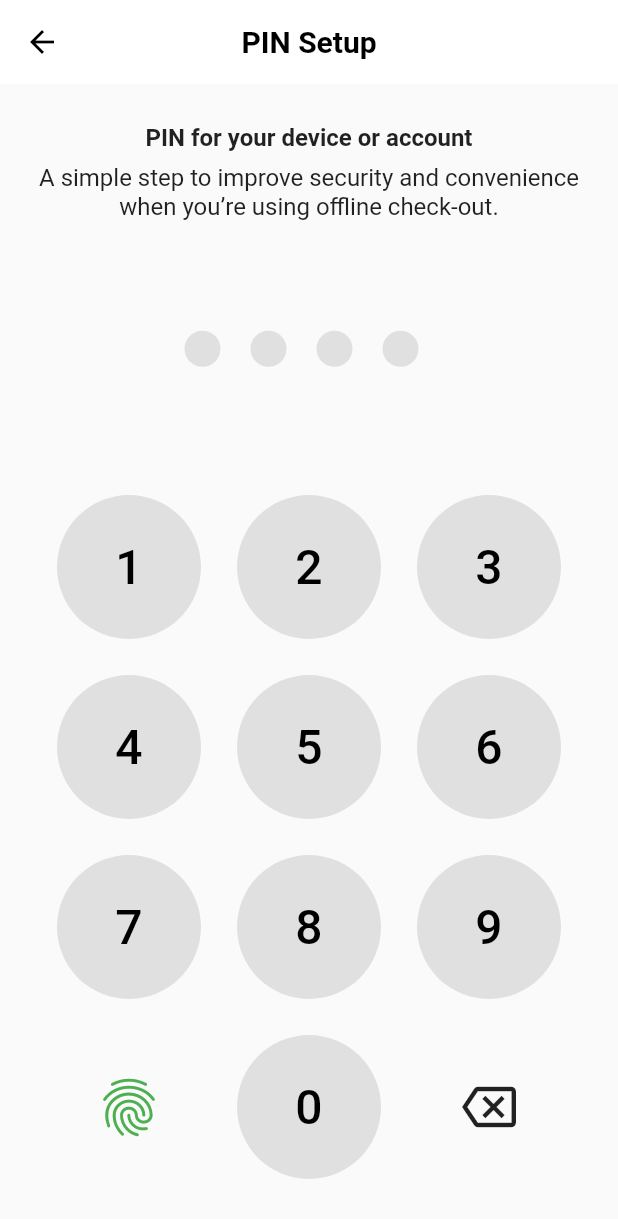
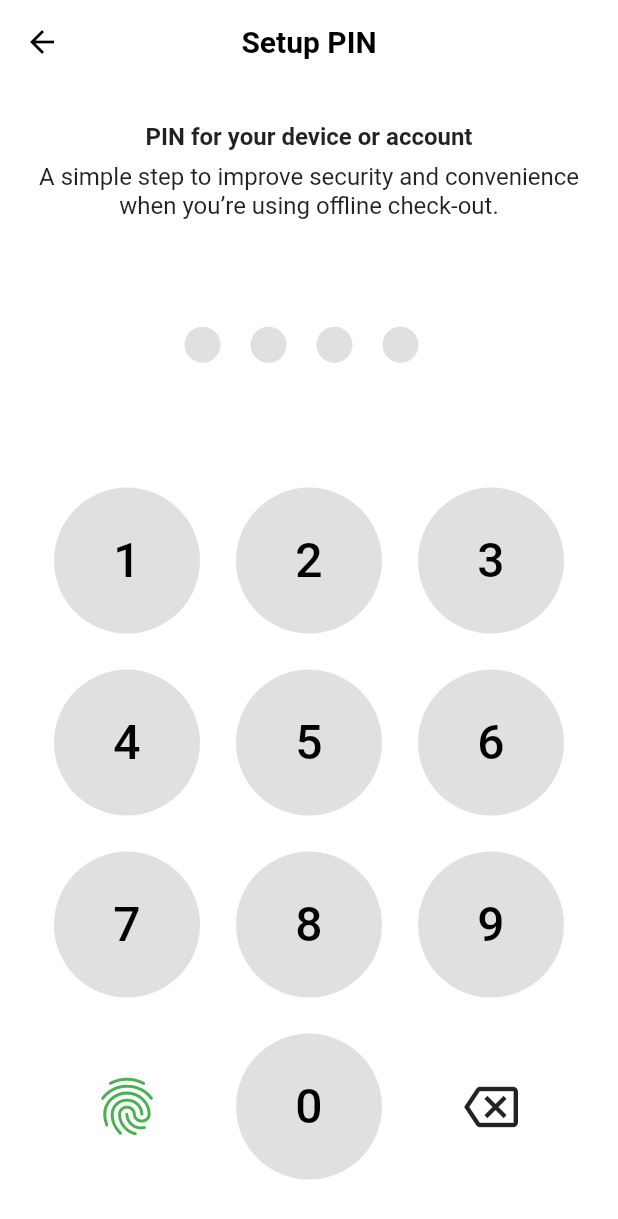
Before and after one commit to kakelay/SetUp_Pin_Custom, a Flutter app: the screen it shows after launch, on a phone screen of 412 x 824 dp. Shown: the top 1219 px of the screen. Run offline on Flutter 3.47's test engine with Material 2 defaults, Android fonts, the phone set to English and light mode, and no system bars.

Commit message:
update  horzental

```diff
--- a/lib/main.dart
+++ b/lib/main.dart
@@ -134,7 +134,7 @@ class _PinSetupPageState extends State<PinSetupPage>
           ),
         ),
         title: const Text(
-          'PIN Setup',
+          'Setup PIN',
           style: TextStyle(
             fontSize: 20,
             fontWeight: FontWeight.w700,
@@ -147,10 +147,11 @@ class _PinSetupPageState extends State<PinSetupPage>
             TextButton(onPressed: () {}, child: const Text('reset password'))
         ],
       ),
-      body: Padding(
-        padding: const EdgeInsets.all(26.0),
+      body: Container(
+        padding: const EdgeInsets.symmetric(horizontal: 24),
+        color: Colors.white,
         child: Column(
-          mainAxisAlignment: MainAxisAlignment.spaceBetween,
+          mainAxisAlignment: MainAxisAlignment.spaceEvenly,
           children: [
             const Column(
               children: [
@@ -163,9 +164,7 @@ class _PinSetupPageState extends State<PinSetupPage>
                   ),
                   textAlign: TextAlign.center,
                 ),
-                SizedBox(
-                  height: 8,
-                ),
+                SizedBox(height: 8),
                 Text(
                   'A simple step to improve security and convenience when you’re using offline check-out.',
                   style: TextStyle(
@@ -176,6 +175,7 @@ class _PinSetupPageState extends State<PinSetupPage>
                 ),
               ],
             ),
+            const SizedBox(height: 20),
             Row(
               mainAxisAlignment: MainAxisAlignment.center,
               children: [
@@ -209,7 +209,9 @@ class _PinSetupPageState extends State<PinSetupPage>
               ],
             ),
             if (isLocked)
-              const Text(
+              const SizedBox(
+                height: 20,
+                child: Text(
                   'Try again in 1 minute',
                   style: TextStyle(
                     color: Colors.red,
@@ -218,8 +220,9 @@ class _PinSetupPageState extends State<PinSetupPage>
                   ),
                   textAlign: TextAlign.center,
                 ),
-            Column(
-              children: [
+              )
+            else
+              const SizedBox(height: 20),
             GridView.count(
               crossAxisCount: 3,
               shrinkWrap: true,
@@ -248,8 +251,6 @@ class _PinSetupPageState extends State<PinSetupPage>
                     Icons.backspace_outlined,
                   ),
                   iconSize: 36,
-                    ),
-                  ],
                 ),
               ],
             ),
```
Lines whose indentation alone changed are shown as unchanged.
